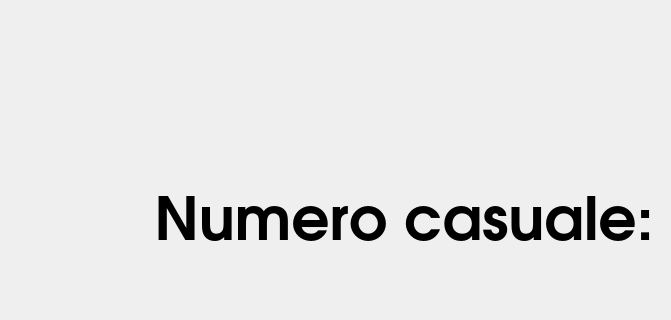
Before: the Qt Designer form mainwindow.ui in L0E6O/LeoDash, drawn with Qt 5; both pictures show x 353 to 1024 and y 280 to 600 of the 1024 by 600 pixel window.
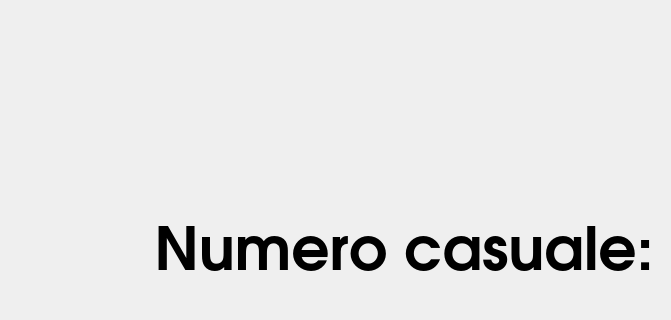
After: the same form once the commit is applied.

Commit message: cambiato layout

Diff of the .ui file:
```diff
--- a/mainwindow.ui
+++ b/mainwindow.ui
@@ -62,7 +62,7 @@
     <property name="geometry">
      <rect>
       <x>510</x>
-      <y>430</y>
+      <y>460</y>
       <width>511</width>
       <height>131</height>
      </rect>
```
